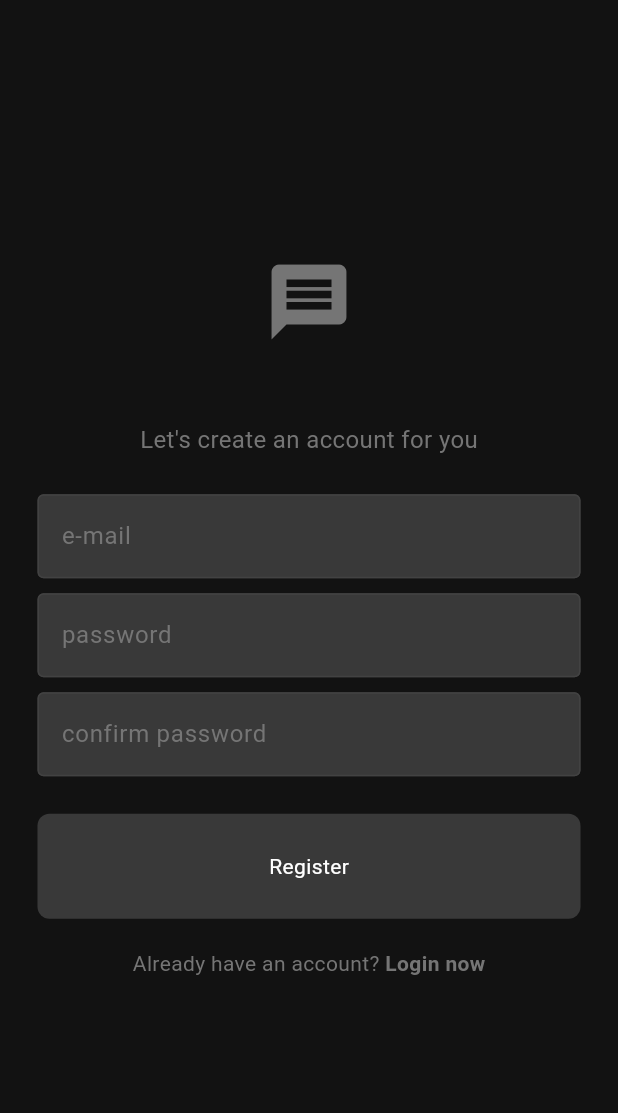
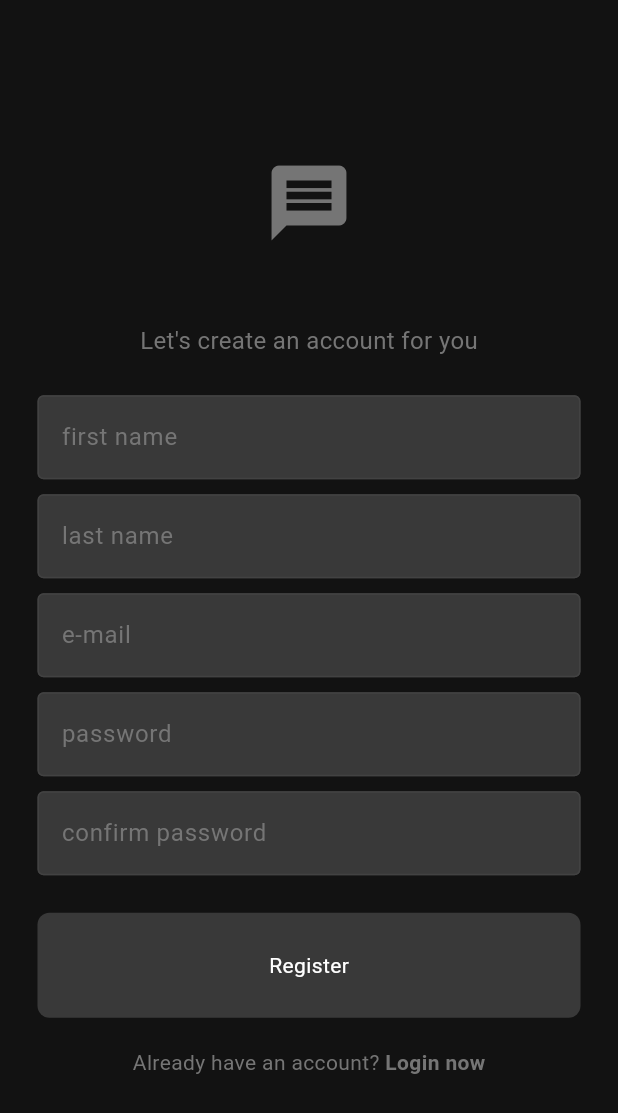
Before and after one commit to souvik-blade/COLABB, a Flutter app: the screen it shows after launch, after a tap on "Register now", after a tap on "Register", on a phone screen of 412 x 824 dp. Shown: the top 1113 px of the screen. Run offline on Flutter 3.47's test engine with Material 3 defaults, Android fonts, the phone set to English and light mode, and no system bars; our stand-ins replace cloud_firestore, contained_tab_bar_view, dropdown_button2, firebase_auth, firebase_core; missing offline and left inert: vph_web_date_picker; accounts and stored records are empty; network calls fail.

Commit message:
added name fields in register page, minor bug fixes

```diff
--- a/analysis_options.yaml
+++ b/analysis_options.yaml
@@ -23,6 +23,7 @@ linter:
   rules:
     # avoid_print: false  # Uncomment to disable the `avoid_print` rule
     # prefer_single_quotes: true  # Uncomment to enable the `prefer_single_quotes` rule
+    prefer_const_constructors: false
 
 # Additional information about this file can be found at
 # https://dart.dev/guides/language/analysis-options
--- a/lib/admin_pages/admin_homepage.dart
+++ b/lib/admin_pages/admin_homepage.dart
@@ -4,7 +4,6 @@ import 'package:colabb/admin_pages/admin_settings.dart';
 import 'package:colabb/admin_pages/admin_statspage.dart';
 import 'package:flutter/cupertino.dart';
 import 'package:flutter/material.dart';
-import 'package:firebase_auth/firebase_auth.dart';
 
 import '../components/tab_item.dart';
 
@@ -81,9 +80,9 @@ class _AdminDashboardScreenState extends State<AdminDashboardScreen> {
             )),
         body: TabBarView(
           children: [
-            const AdminAssignmentPage(),
+            AdminAssignmentPage(),
             AdminScheduleUploadScreen(),
-            const AdminStatsPage()
+            AdminStatsPage()
           ],
         ),
       ),
--- a/lib/admin_pages/admin_schedulepage.dart
+++ b/lib/admin_pages/admin_schedulepage.dart
@@ -1,6 +1,4 @@
-import 'package:colabb/themes/theme_provider.dart';
 import 'package:dropdown_button2/dropdown_button2.dart';
-import 'package:flutter/cupertino.dart';
 import 'package:flutter/material.dart';
 import 'package:cloud_firestore/cloud_firestore.dart';
 
--- a/lib/components/my_bottomappbar.dart
+++ b/lib/components/my_bottomappbar.dart
@@ -1,6 +1,5 @@
 import '../pages/assignments_page.dart';
 import '../pages/home_page.dart';
-import '../pages/mentor_grouppage.dart';
 import '../pages/schedule_page.dart';
 import 'package:flutter/material.dart';
 
--- a/lib/pages/assignments_page.dart
+++ b/lib/pages/assignments_page.dart
@@ -36,7 +36,6 @@ class AssignmentPage extends StatelessWidget {
               itemCount: snapshot.data!.docs.length,
               itemBuilder: (BuildContext context, int index) {
                 DocumentSnapshot document = snapshot.data!.docs[index];
-                print(index.toString());
                 return AssignmentTile(
                   aboutAssignment: document['Instructions'],
                   assignedDate: document['assignedOn'],
--- a/lib/pages/home_page.dart
+++ b/lib/pages/home_page.dart
@@ -144,9 +144,9 @@ class _HomePageState extends State<HomePage> {
   Widget _buildUserListItem(
       Map<String, dynamic> userData, BuildContext context) {
     // display all users except current user
-    if (userData["email"] != _authService.getCurrentUser()!.email) {
+    if (userData["email"] != _authService.getCurrentUser()?.email) {
       return UserTile(
-        text: userData["email"],
+        text: userData["name"],
         onTap: () {
           // tapped on a user -> go to chat page
           Navigator.push(
--- a/lib/pages/mentor_grouppage.dart
+++ b/lib/pages/mentor_grouppage.dart
@@ -1,4 +1,3 @@
-import '../components/my_bottomappbar.dart';
 import '../components/my_textfield.dart';
 import 'package:flutter/material.dart';
 
--- a/lib/pages/register_page.dart
+++ b/lib/pages/register_page.dart
@@ -4,6 +4,8 @@
 import 'package:flutter/material.dart';
 
 class RegisterPage extends StatelessWidget {
+  final TextEditingController _firstNameController = TextEditingController();
+  final TextEditingController _lastNameController = TextEditingController();
   final TextEditingController _emailController = TextEditingController();
   final TextEditingController _pwController = TextEditingController();
   final TextEditingController _confirmPwController = TextEditingController();
@@ -15,12 +17,14 @@
 
     final _auth = AuthService();
 
-    //try sign up ifpasswords match
+    //try sign up if passwords match
     if (_pwController.text == _confirmPwController.text) {
       try {
         _auth.signUpWithEmailPassword(
           _emailController.text,
           _pwController.text,
+          _firstNameController.text,
+          _lastNameController.text,
         );
       }
 
@@ -70,6 +74,18 @@
               ),
             ),
             SizedBox(height: 25),
+            MyTextField(
+              hintText: "first name",
+              obscureText: false,
+              controller: _firstNameController,
+            ),
+            SizedBox(height: 10),
+            MyTextField(
+              hintText: "last name",
+              obscureText: false,
+              controller: _lastNameController,
+            ),
+            SizedBox(height: 10),
             MyTextField(
               hintText: "e-mail",
               obscureText: false,
--- a/lib/services/auth/auth_gate.dart
+++ b/lib/services/auth/auth_gate.dart
@@ -1,4 +1,5 @@
 import 'package:cloud_firestore/cloud_firestore.dart';
+import 'package:colabb/services/auth/auth_service.dart';
 import '../../admin_pages/admin_homepage.dart';
 import 'login_or_register.dart';
 import '../../pages/home_page.dart';
@@ -9,6 +10,7 @@ class AuthGate extends StatelessWidget {
   AuthGate({super.key});
 
   FirebaseFirestore _firestore = FirebaseFirestore.instance;
+  AuthService _auth = AuthService();
 
   @override
   Widget build(BuildContext context) {
@@ -19,14 +21,13 @@ class AuthGate extends StatelessWidget {
           if (snapshot.hasData) {
             // user is logged in
             return FutureBuilder(
-              future: isAdmin(snapshot.data as User),
+              future: _auth.isAdmin(snapshot.data as User),
               builder: (context, isAdminSnapshot) {
                 if (isAdminSnapshot.hasData) {
                   // If user is admin, navigate to admin home page
                   if (isAdminSnapshot.data!) {
                     return AdminDashboardScreen();
                   } else {
-                    // If user is not admin, navigate to regular home page
                     return HomePage();
                   }
                 } else {
@@ -45,24 +46,4 @@ class AuthGate extends StatelessWidget {
       ),
     );
   }
-
-  Future<bool> isAdmin(User user) async {
-    // Query 'admins' collection to check if user is an admin
-    QuerySnapshot adminSnapshot = await _firestore
-        .collection('admins')
-        .where('uid', isEqualTo: user.uid)
-        .get();
-
-    if (adminSnapshot.docs.isNotEmpty) {
-      // User is an admin
-      return true;
-    } else {
-      // User is not an admin
-
-      // Implement logic to check if user is an admin
-      // For example, query Firestore to check if user is in admin collection
-      // Return true if user is admin, false otherwise
-      return false;
-    }
-  }
 }
--- a/lib/services/auth/auth_service.dart
+++ b/lib/services/auth/auth_service.dart
@@ -20,13 +20,13 @@ class AuthService {
         password: password,
       );
 
-      // save user info if it doesn't already exist
-      _firestore.collection("Users").doc(userCredential.user!.uid).set(
-        {
-          'uid': userCredential.user!.uid,
-          "email": email,
-        },
-      );
+      // // save user info if it doesn't already exist
+      // _firestore.collection("Users").doc(userCredential.user!.uid).set(
+      //   {
+      //     'uid': userCredential.user!.uid,
+      //     "email": email,
+      //   },
+      // );
 
       return userCredential;
     } on FirebaseAuthException catch (e) {
@@ -35,7 +35,8 @@ class AuthService {
   }
 
   //sign up
-  Future<UserCredential> signUpWithEmailPassword(String email, password) async {
+  Future<UserCredential> signUpWithEmailPassword(
+      String email, password, firstName, lastName) async {
     try {
       // create user
       UserCredential userCredential =
@@ -45,10 +46,12 @@ class AuthService {
       );
 
       // save user info in a separate doc
-      _firestore.collection("Users").doc(userCredential.user!.uid).set(
+      await _firestore.collection("Users").doc(userCredential.user?.uid).set(
         {
-          'uid': userCredential.user!.uid,
+          'uid': userCredential.user?.uid,
           "email": email,
+          'first name': firstName,
+          'last name': lastName,
         },
       );
 
@@ -69,7 +72,7 @@ class AuthService {
     password,
   ) async {
     try {
-      // sign user in
+      // sign admin in
       UserCredential userCredential = await _auth.signInWithEmailAndPassword(
         email: email,
         password: password,
@@ -80,5 +83,57 @@ class AuthService {
     }
   }
 
+  // to check if the user is an admin or not
+  Future<bool> isAdmin(User user) async {
+    // Query 'admins' collection to check if user is an admin
+    QuerySnapshot adminSnapshot = await _firestore
+        .collection('admins')
+        .where('uid', isEqualTo: user.uid)
+        .get();
+
+    if (adminSnapshot.docs.isNotEmpty) {
+      // User is an admin
+      return true;
+    } else {
+      // User is not an admin
+
+      // Implement logic to check if user is an admin
+      // For example, query Firestore to check if user is in admin collection
+      // Return true if user is admin, false otherwise
+      return false;
+    }
+  }
+
+// // to check if the user has its name stored in the database
+//   Future<bool> checkUserDetails(User user) async {
+//     final DocumentSnapshot<Map<String, dynamic>> userSnapshot =
+//         await FirebaseFirestore.instance
+//             .collection('Users')
+//             .doc(user.uid)
+//             .get();
+
+//     final userData = userSnapshot.data();
+//     final storedFirstName = userData?['first name'];
+//     final storedLastName = userData?['last name'];
+
+//     if (storedFirstName == null ||
+//         storedFirstName.isEmpty ||
+//         storedLastName == null ||
+//         storedLastName.isEmpty) {
+//       return false;
+//     } else {
+//       return true;
+//     }
+//   }
+
+//   void setUserDetails(User user, String firstName, lastName) async {
+//     await _firestore.collection('Users').doc(user.uid).set(
+//       {
+//         'first name': firstName,
+//         'last name': lastName,
+//       },
+//     );
+//   }
+
   //errors
 }
```
